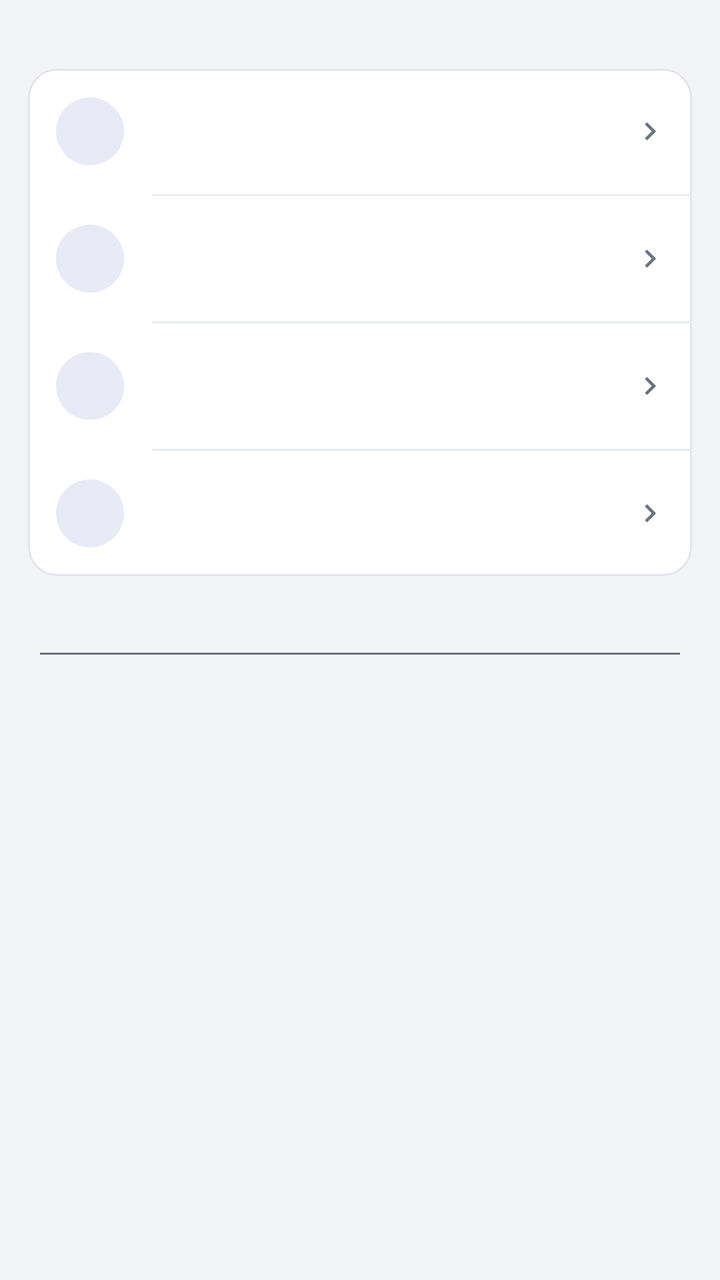
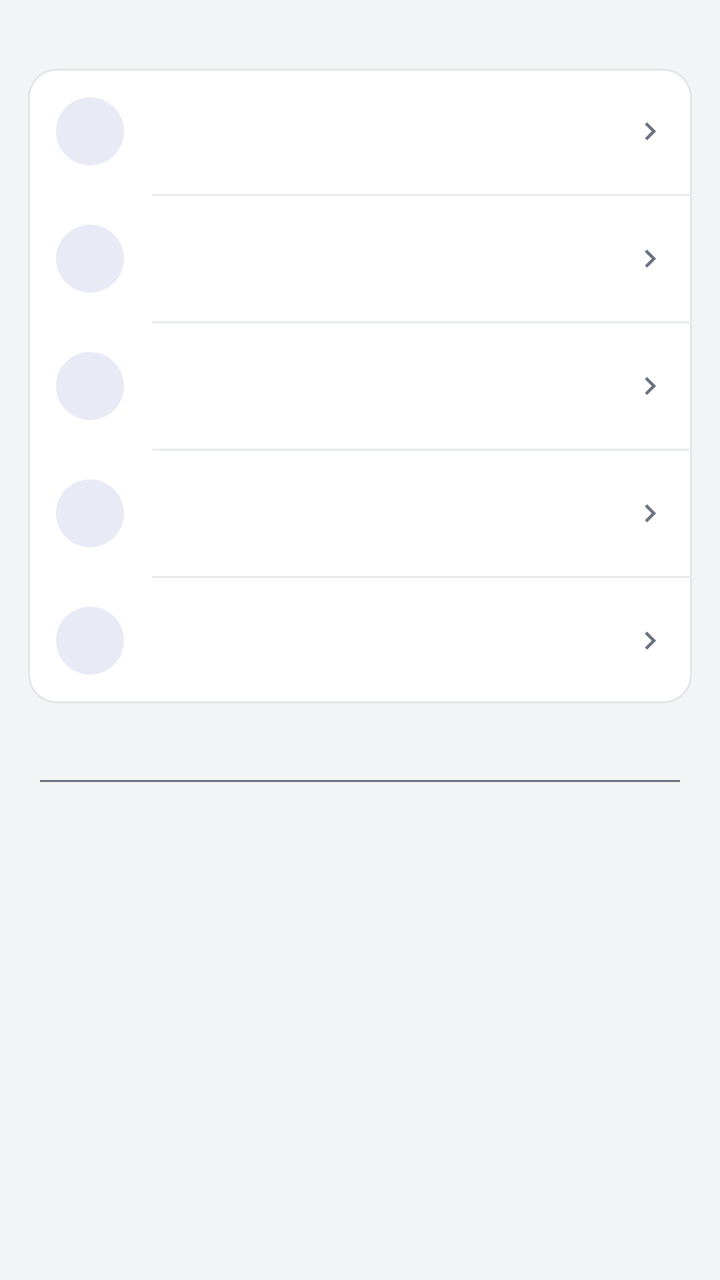

Two renders of the same Android screen: before a commit and after it. Below are the layout's source before the change and the commit's diff.
<!-- AndroidManifest.xml: activity theme AppTheme -->
<!-- res/layout/activity_maps.xml -->
<?xml version="1.0" encoding="utf-8"?>
<LinearLayout xmlns:android="http://schemas.android.com/apk/res/android"
    android:id="@+id/root"
    android:layout_width="match_parent"
    android:layout_height="match_parent"
    android:orientation="vertical"
    android:background="@color/bg">

    <TextView
        android:id="@+id/maps_head"
        android:layout_width="match_parent"
        android:layout_height="wrap_content"
        android:paddingStart="20dp"
        android:paddingEnd="20dp"
        android:paddingTop="12dp"
        android:paddingBottom="6dp"
        android:lineSpacingExtra="2dp"
        android:textColor="@color/fg_muted"
        android:textSize="12sp" />

    <LinearLayout
        android:id="@+id/maps_actions"
        android:layout_width="match_parent"
        android:layout_height="wrap_content"
        android:orientation="vertical"
        android:background="@drawable/card_bg"
        android:layout_marginStart="14dp"
        android:layout_marginEnd="14dp"
        android:layout_marginBottom="8dp">

        <include
            android:id="@+id/row_maps_import"
            layout="@layout/row_action"
            android:layout_width="match_parent"
            android:layout_height="wrap_content" />

        <View
            android:layout_width="match_parent"
            android:layout_height="1dp"
            android:layout_marginStart="62dp"
            android:background="@color/divider" />

        
        <include
            android:id="@+id/row_maps_from_save"
            layout="@layout/row_action"
            android:layout_width="match_parent"
            android:layout_height="wrap_content" />

        <View
            android:layout_width="match_parent"
            android:layout_height="1dp"
            android:layout_marginStart="62dp"
            android:background="@color/divider" />

        <include
            android:id="@+id/row_maps_export"
            layout="@layout/row_action"
            android:layout_width="match_parent"
            android:layout_height="wrap_content" />

        <View
            android:layout_width="match_parent"
            android:layout_height="1dp"
            android:layout_marginStart="62dp"
            android:background="@color/divider" />

        
        <include
            android:id="@+id/row_maps_filter"
            layout="@layout/row_action"
            android:layout_width="match_parent"
            android:layout_height="wrap_content" />
    </LinearLayout>

    
    <EditText
        android:id="@+id/maps_search"
        android:layout_width="match_parent"
        android:layout_height="wrap_content"
        android:layout_marginStart="@dimen/page_pad"
        android:layout_marginEnd="@dimen/page_pad"
        android:layout_marginTop="2dp"
        android:inputType="text"
        android:maxLength="60"
        android:singleLine="true"
        android:textColor="@color/fg"
        android:textColorHint="@color/fg_muted"
        android:textSize="15sp" />

    
    <TextView
        android:id="@+id/maps_filtered"
        android:layout_width="match_parent"
        android:layout_height="wrap_content"
        android:paddingStart="@dimen/page_pad"
        android:paddingEnd="@dimen/page_pad"
        android:paddingTop="6dp"
        android:textColor="@color/fg_muted"
        android:textSize="12sp"
        android:visibility="gone" />

    
    <TextView
        android:id="@+id/maps_empty"
        android:layout_width="match_parent"
        android:layout_height="wrap_content"
        android:padding="28dp"
        android:gravity="center"
        android:textAlignment="center"
        android:textSize="13sp"
        android:lineSpacingExtra="4dp"
        android:textColor="@color/fg_muted"
        android:visibility="gone" />

    <ListView
        android:id="@+id/maps_list"
        android:layout_width="match_parent"
        android:layout_height="0dp"
        android:layout_weight="1"
        android:divider="@null"
        android:dividerHeight="0dp"
        android:paddingBottom="8dp"
        android:clipToPadding="false" />
</LinearLayout>
<!-- res/layout/row_action.xml (included above) -->
<?xml version="1.0" encoding="utf-8"?>
<LinearLayout xmlns:android="http://schemas.android.com/apk/res/android"
    android:layout_width="match_parent"
    android:layout_height="wrap_content"
    android:orientation="horizontal"
    android:gravity="center_vertical"
    android:background="?android:attr/selectableItemBackground"
    android:clickable="true"
    android:focusable="false"
    android:paddingStart="14dp"
    android:paddingEnd="12dp"
    android:paddingTop="12dp"
    android:paddingBottom="12dp">

    <FrameLayout
        android:layout_width="@dimen/row_icon_box"
        android:layout_height="@dimen/row_icon_box"
        android:background="@drawable/icon_circle">

        <ImageView
            android:id="@+id/act_icon"
            android:layout_width="@dimen/row_icon"
            android:layout_height="@dimen/row_icon"
            android:layout_gravity="center"
            android:tint="@color/accent" />
    </FrameLayout>

    <LinearLayout
        android:layout_width="0dp"
        android:layout_height="wrap_content"
        android:layout_weight="1"
        android:layout_marginStart="14dp"
        android:orientation="vertical">

        <TextView
            android:id="@+id/act_title"
            android:layout_width="match_parent"
            android:layout_height="wrap_content"
            android:singleLine="true"
            android:ellipsize="end"
            android:textSize="15sp"
            android:textColor="@color/fg" />

        <TextView
            android:id="@+id/act_sub"
            android:layout_width="match_parent"
            android:layout_height="wrap_content"
            android:paddingTop="2dp"
            android:textSize="12sp"
            android:textColor="@color/fg_muted" />
    </LinearLayout>

    <ImageView
        android:layout_width="@dimen/row_chevron"
        android:layout_height="@dimen/row_chevron"
        android:layout_marginStart="8dp"
        android:src="@drawable/ic_chevron"
        android:tint="@color/fg_muted" />
</LinearLayout>
<!-- resources referenced by this layout -->
<resources>
  <color name="accent">#FF3F51B5</color>
  <color name="bg">#FFF3F4F6</color>
  <color name="divider">#FFE8EAEE</color>
  <color name="fg">#FF1A1C1E</color>
  <color name="fg_muted">#FF6B7280</color>
  <dimen name="page_pad">16dp</dimen>
  <dimen name="row_chevron">18dp</dimen>
  <dimen name="row_icon">22dp</dimen>
  <dimen name="row_icon_box">34dp</dimen>
  <!-- drawable card_bg (drawable) -->
  <?xml version="1.0" encoding="utf-8"?>
  <shape xmlns:android="http://schemas.android.com/apk/res/android"
      android:shape="rectangle">
      <solid android:color="@color/card" />
      <corners android:radius="14dp" />
      <stroke android:width="1dp" android:color="@color/card_stroke" />
  </shape>
  <!-- drawable ic_chevron (drawable) -->
  <?xml version="1.0" encoding="utf-8"?>
  <vector xmlns:android="http://schemas.android.com/apk/res/android"
      android:width="24dp"
      android:height="24dp"
      android:viewportWidth="24"
      android:viewportHeight="24">
      <path
          android:fillColor="@color/icon_tint"
          android:pathData="M10,6L8.59,7.41 13.17,12l-4.58,4.59L10,18l6,-6z" />
  </vector>
  <!-- drawable icon_circle (drawable) -->
  <?xml version="1.0" encoding="utf-8"?>
  <shape xmlns:android="http://schemas.android.com/apk/res/android"
      android:shape="oval">
      <solid android:color="@color/accent_soft" />
  </shape>
  <style name="AppTheme" parent="android:Theme.Material.Light">
          <item name="android:windowBackground">@color/bg</item>
          <item name="android:textColorPrimary">@color/fg</item>
          <item name="android:textColorSecondary">@color/fg_muted</item>
          <item name="android:colorAccent">@color/accent</item>
  
          
          <item name="android:colorPrimary">@color/appbar</item>
          <item name="android:colorPrimaryDark">@color/statusbar</item>
          <item name="android:statusBarColor">@color/statusbar</item>
          <item name="android:windowLightStatusBar">false</item>
          <item name="android:actionBarStyle">@style/AppBarStyle</item>
  
          
          <item name="android:alertDialogTheme">@style/AppDialogTheme</item>
      </style>
  <color name="card">#FFFFFFFF</color>
  <color name="card_stroke">#FFE3E5EA</color>
  <color name="icon_tint">#FF5F6368</color>
  <color name="accent_soft">#FFE8EAF6</color>
  <color name="appbar">#FF3F51B5</color>
  <color name="statusbar">#FF303F9F</color>
  <style name="AppBarStyle" parent="android:Widget.Material.ActionBar.Solid">
          <item name="android:background">@color/appbar</item>
          
          <item name="android:elevation">0dp</item>
          
          <item name="android:contentInsetStart">16dp</item>
          <item name="android:titleTextStyle">@style/AppBarTitle</item>
      </style>
  <style name="AppDialogTheme" parent="android:Theme.Material.Light.Dialog.Alert">
          <item name="android:windowBackground">@drawable/dlg_bg</item>
          <item name="android:colorAccent">@color/accent</item>
          <item name="android:textColorPrimary">@color/fg</item>
          <item name="android:textColorSecondary">@color/fg_muted</item>
          <item name="android:colorControlNormal">@color/fg_muted</item>
      </style>
  <style name="AppBarTitle" parent="android:TextAppearance.Material.Widget.ActionBar.Title">
          <item name="android:textColor">@color/on_appbar</item>
          <item name="android:textSize">20sp</item>
          <item name="android:fontFamily">sans-serif-medium</item>
      </style>
  <!-- drawable dlg_bg (drawable) -->
  <?xml version="1.0" encoding="utf-8"?>
  <inset xmlns:android="http://schemas.android.com/apk/res/android"
      android:inset="16dp">
      <shape android:shape="rectangle">
          <solid android:color="@color/card" />
          <corners android:radius="14dp" />
          <stroke android:width="1dp" android:color="@color/card_stroke" />
      </shape>
  </inset>
  <color name="on_appbar">#FFFFFFFF</color>
</resources>

<!-- the commit's change to res/layout/activity_maps.xml (unified diff, before → after) -->
@@ -55,6 +55,19 @@
 
         <include
             android:id="@+id/row_maps_export"
+            layout="@layout/row_action"
+            android:layout_width="match_parent"
+            android:layout_height="wrap_content" />
+
+        <View
+            android:layout_width="match_parent"
+            android:layout_height="1dp"
+            android:layout_marginStart="62dp"
+            android:background="@color/divider" />
+
+        
+        <include
+            android:id="@+id/row_maps_del"
             layout="@layout/row_action"
             android:layout_width="match_parent"
             android:layout_height="wrap_content" />
